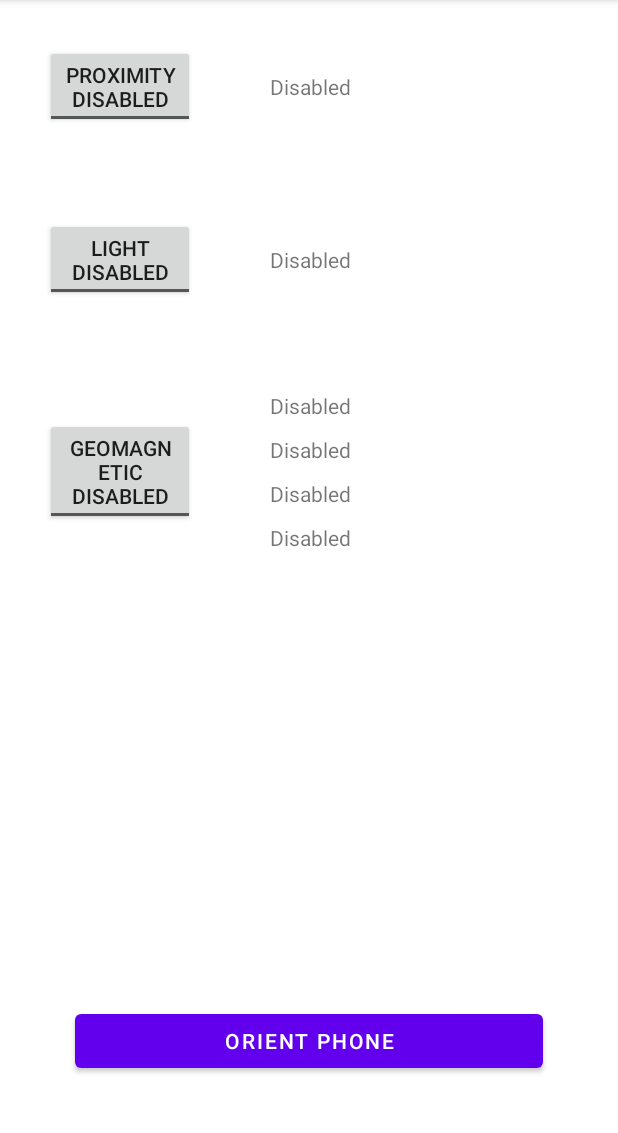
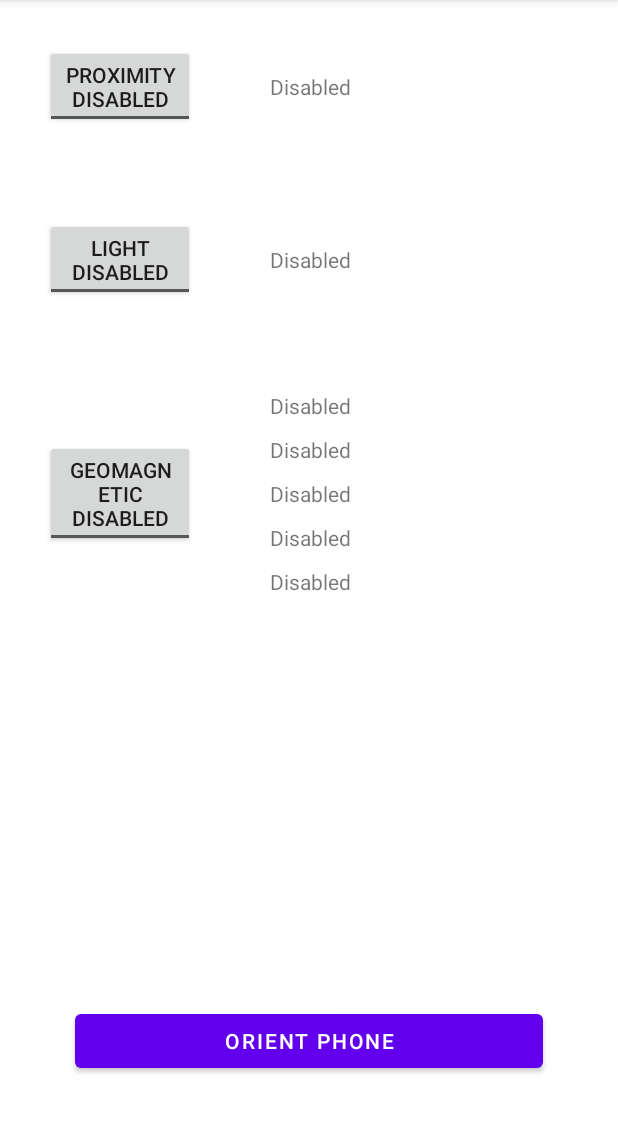
Before and after one commit to Vishesh20155/Mobile-Computing, an Android app: the screen it shows after launch (MainActivity), on a phone screen of 412 x 824 dp, the part 84-1217 px from its top. Run offline under Robolectric (Android 15) with nearby library versions, the phone set to English and light mode, and no system bars; our stand-ins replace Room's generated code.

Commit message:
Logging Done

```diff
--- a/app/src/main/java/com/example/sensors/GeomagneticSensorData.kt
+++ b/app/src/main/java/com/example/sensors/GeomagneticSensorData.kt
@@ -11,5 +11,6 @@ data class GeomagneticSensorData(
     @ColumnInfo(name = "x_orientation") val x_orient: Float,
     @ColumnInfo(name = "y_orientation") val y_orient: Float,
     @ColumnInfo(name = "rot_scalar") val rot_scalar: Float,
+    @ColumnInfo(name = "correctness") val correctness: Float,
     @ColumnInfo(name = "timestamp") val time: Long
 )
--- a/app/src/main/res/layout/activity_main.xml
+++ b/app/src/main/res/layout/activity_main.xml
@@ -112,6 +112,13 @@
                 android:layout_height="wrap_content"
                 android:layout_marginTop="10dp"
                 android:text="Disabled" />
+
+            <TextView
+                android:id="@+id/tv_geomagnetic_4"
+                android:layout_width="wrap_content"
+                android:layout_height="wrap_content"
+                android:layout_marginTop="10dp"
+                android:text="Disabled" />
         </LinearLayout>
 
     </LinearLayout>
```
Also changed, not shown: app/src/main/java/com/example/sensors/MainActivity.kt (+16 -8 lines).
